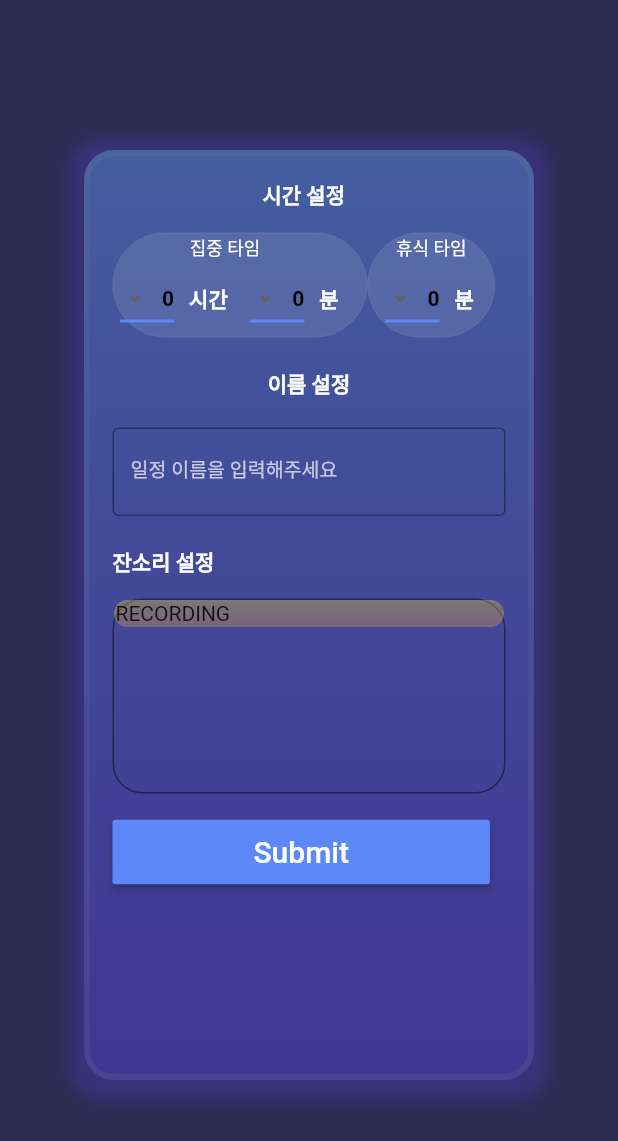
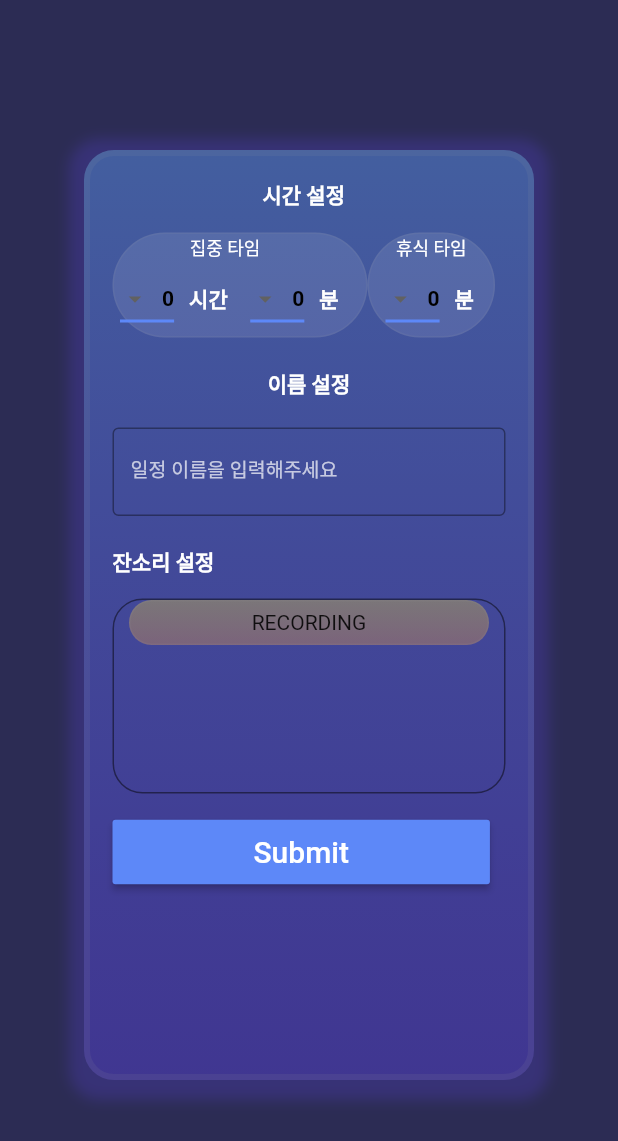
Before and after one commit to dsc-sookmyung/2021-TimmyRoom-JANSORI, a Flutter app: the screen it shows after launch, swiped to page 3, on a phone screen of 412 x 824 dp. Shown: the top 1141 px of the screen. Run offline on Flutter 3.47's test engine with Material 2 defaults, Android fonts, the phone set to English and light mode, and no system bars; our stand-ins replace audioplayers, carousel_slider, gradient_app_bar, shared_preferences, splashscreen, sqflite and 1 more; accounts and stored records are empty.

Commit message:
modify audio list view

```diff
--- a/timmyroom_jansori/lib/page3.dart
+++ b/timmyroom_jansori/lib/page3.dart
@@ -139,9 +139,10 @@ class Page3 extends State<MainPage3>{
                                                     print(todo.id);
                                                   },
                                                   child: Container(
+                                                      margin: EdgeInsets.fromLTRB(10, 0, 10, 0.05),
                                                       height: 30,
                                                       decoration: BoxDecoration(
-                                                        borderRadius: BorderRadius.circular(26),
+                                                        borderRadius: BorderRadius.circular(10),
                                                         gradient: LinearGradient(
                                                           colors: [Color(0xFF61A3FE).withOpacity(0.5), Color(0xFF63FFD5).withOpacity(0.5)],
                                                           begin: Alignment.centerLeft,
@@ -149,14 +150,14 @@ class Page3 extends State<MainPage3>{
                                                         ),
                                                         boxShadow: [
                                                           BoxShadow(
-                                                              color: Colors.white.withOpacity(0.2),
-                                                              blurRadius: 1,
+                                                              color: Colors.white.withOpacity(0.1),
+                                                              blurRadius: 0.05,
                                                               spreadRadius: 2,
                                                               offset: Offset(0, 1)),
                                                         ],
                                                       ),
                                                       child : Row (
-                                                          mainAxisAlignment: MainAxisAlignment.spaceBetween,
+                                                          mainAxisAlignment: MainAxisAlignment.center,
                                                           children: <Widget>[
                                                             Text("잔소리 이름 #${todo.id}"),
                                                             Container(color: Colors.red),
@@ -175,8 +176,9 @@ class Page3 extends State<MainPage3>{
                                                 },
 
                                                 child: Container(
-                                                  decoration:
-                                                  BoxDecoration(
+                                                  margin: EdgeInsets.fromLTRB(10, 0, 10, 0.05),
+                                                  height: 30,
+                                                  decoration: BoxDecoration(
                                                     //color: Colors.white.withOpacity(0.1),
                                                     gradient: LinearGradient(colors: [Color(0xFFFFA738).withOpacity(0.3), Color(0xFFFFE130).withOpacity(0.3)], begin: Alignment.bottomCenter, end: Alignment.topCenter,),
                                                     border: Border.all(width: 1, color: Colors.grey.withOpacity(0.1),),
@@ -184,7 +186,7 @@ class Page3 extends State<MainPage3>{
                                                       Radius.circular(40),
                                                     ),
                                                   ),
-                                                  child : Text("RECORDING"),
+                                                  child : Center(child: Text("RECORDING")),
                                                 ),
                                               ),
                                             ]).toList()
```
